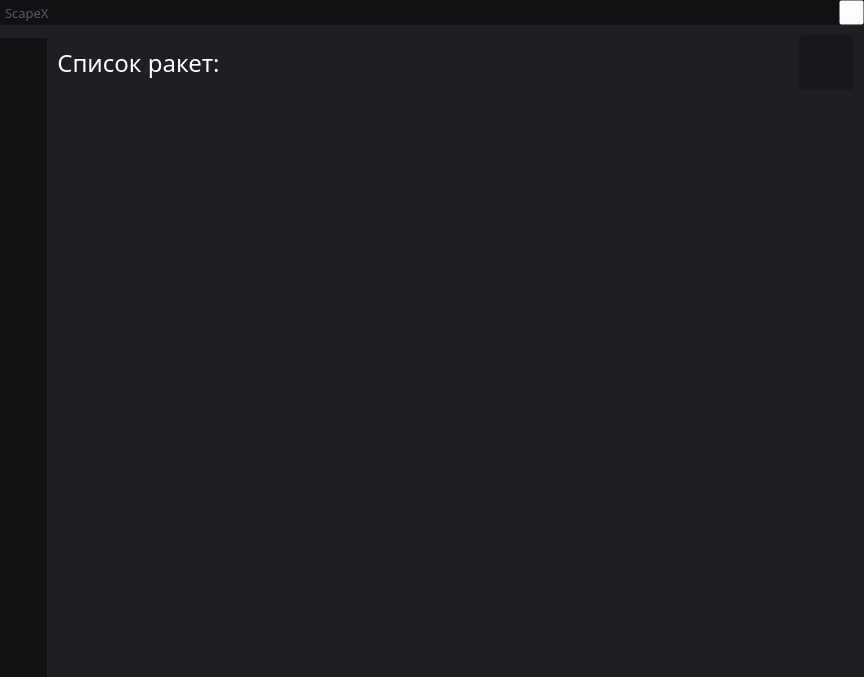
This is client/ui/data/main.ui in AziatkaVictor/space-x as Qt 5 draws it before an edit. The edited form follows.
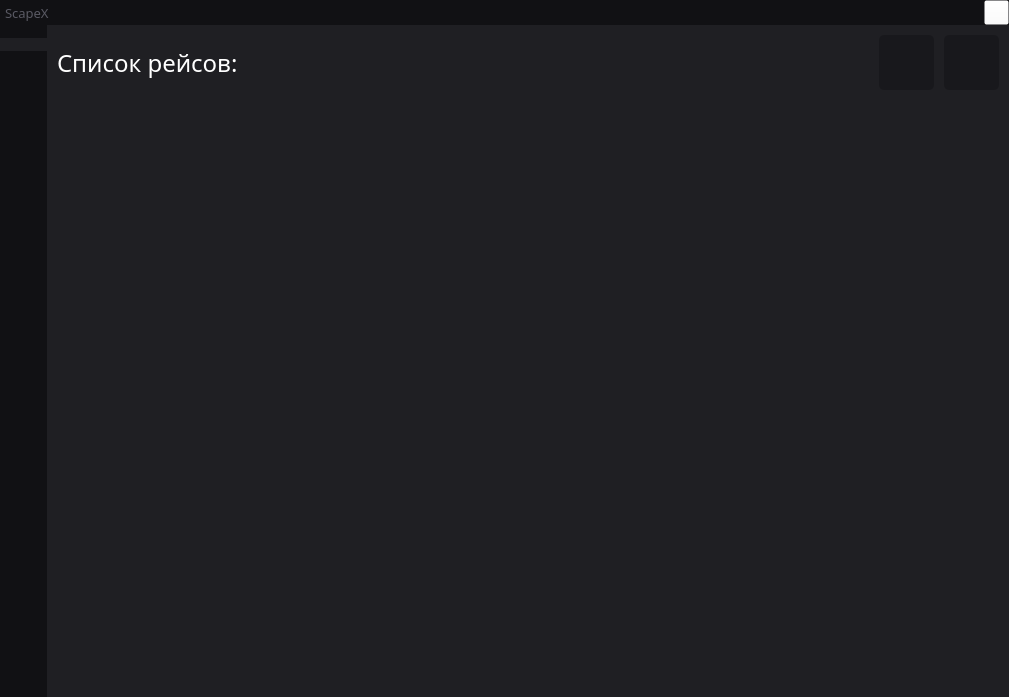
This is the edited form. Icons and pictures are not drawn. Custom widgets are drawn as their Qt base class.

Commit message: Create Dialog, Flights page and fixed bugs

```diff
--- a/client/ui/data/main.ui
+++ b/client/ui/data/main.ui
@@ -6,8 +6,8 @@
    <rect>
     <x>0</x>
     <y>0</y>
-    <width>864</width>
-    <height>677</height>
+    <width>1009</width>
+    <height>697</height>
    </rect>
   </property>
   <property name="font">
@@ -59,7 +59,7 @@
     background: #1f1f23;
 }
 
-#StartPage {
+#StartPage, #RequestsPage, #FlightsPage {
 	background: #1f1f23;
 }
 
@@ -72,11 +72,11 @@
 	border: 0px;
 }
 
-#StartPage_Top_Title {
+#StartPage_Top_Title, #RequestsPage_Top_Title, #FlightsPage_Top_Title {
 	color: #fff;
 }
 
-#StartPage_Top_Refresh {
+#StartPage_Top_Refresh, #RequestsPage_Top_Refresh, #FlightsPage_Top_Refresh, #FlightsPage_Top_Create {
 	background: #18181c;
 	border: 0px;
 	padding: 5px;
@@ -85,11 +85,32 @@
 	height: 45px;
 }
 
-#StartPage_List_Content {
+#StartPage_List_Content, #RequestsPage_List_Content, #FlightsPage_List_Content {
 	background: #1f1f23;
 	border: 0px;
 }
 
+QScrollBar:vertical {
+    background: #1f1f23;
+	margin: 7px 7px 5px 0px;
+}
+
+QScrollBar::handle:vertical {
+	border-radius: 6px;
+    background: #18181c;
+    min-width: 20px;
+}
+
+QScrollBar::add-line:vertical, QScrollBar::sub-line:vertical {
+    border: 0px;
+    background: none;
+}
+
+QScrollBar::add-page:vertical, QScrollBar::sub-page:vertical {
+	border: 0px;
+    background: none;
+}
+
 QScrollBar:horizontal {
     background: #1f1f23;
 	margin: 5px 7px;
@@ -289,7 +310,7 @@
          <enum>QTabWidget::West</enum>
         </property>
         <property name="currentIndex">
-         <number>0</number>
+         <number>1</number>
         </property>
         <property name="iconSize">
          <size>
@@ -474,6 +495,162 @@
           </item>
          </layout>
         </widget>
+        <widget class="QWidget" name="FlightsPage">
+         <attribute name="icon">
+          <iconset>
+           <normaloff>../img/flights-icon.png</normaloff>../img/flights-icon.png</iconset>
+         </attribute>
+         <attribute name="title">
+          <string/>
+         </attribute>
+         <layout class="QVBoxLayout" name="verticalLayout_4">
+          <property name="spacing">
+           <number>6</number>
+          </property>
+          <property name="leftMargin">
+           <number>0</number>
+          </property>
+          <property name="topMargin">
+           <number>0</number>
+          </property>
+          <property name="rightMargin">
+           <number>0</number>
+          </property>
+          <property name="bottomMargin">
+           <number>0</number>
+          </property>
+          <item>
+           <widget class="QWidget" name="FlightsPage_Top" native="true">
+            <property name="minimumSize">
+             <size>
+              <width>0</width>
+              <height>0</height>
+             </size>
+            </property>
+            <layout class="QHBoxLayout" name="horizontalLayout_6">
+             <property name="spacing">
+              <number>0</number>
+             </property>
+             <property name="leftMargin">
+              <number>10</number>
+             </property>
+             <property name="topMargin">
+              <number>10</number>
+             </property>
+             <property name="rightMargin">
+              <number>10</number>
+             </property>
+             <property name="bottomMargin">
+              <number>0</number>
+             </property>
+             <item>
+              <widget class="QLabel" name="FlightsPage_Top_Title">
+               <property name="font">
+                <font>
+                 <family>Montserrat Light</family>
+                 <pointsize>18</pointsize>
+                </font>
+               </property>
+               <property name="text">
+                <string>Список рейсов:</string>
+               </property>
+              </widget>
+             </item>
+             <item>
+              <spacer name="horizontalSpacer">
+               <property name="orientation">
+                <enum>Qt::Horizontal</enum>
+               </property>
+               <property name="sizeHint" stdset="0">
+                <size>
+                 <width>40</width>
+                 <height>20</height>
+                </size>
+               </property>
+              </spacer>
+             </item>
+             <item>
+              <widget class="QPushButton" name="FlightsPage_Top_Create">
+               <property name="styleSheet">
+                <string notr="true">margin-right: 10px;</string>
+               </property>
+               <property name="text">
+                <string/>
+               </property>
+               <property name="icon">
+                <iconset>
+                 <normaloff>../img/create-icon.png</normaloff>../img/create-icon.png</iconset>
+               </property>
+               <property name="iconSize">
+                <size>
+                 <width>32</width>
+                 <height>32</height>
+                </size>
+               </property>
+              </widget>
+             </item>
+             <item>
+              <widget class="QPushButton" name="FlightsPage_Top_Refresh">
+               <property name="cursor">
+                <cursorShape>PointingHandCursor</cursorShape>
+               </property>
+               <property name="text">
+                <string/>
+               </property>
+               <property name="icon">
+                <iconset>
+                 <normaloff>../img/refresh-icon.png</normaloff>../img/refresh-icon.png</iconset>
+               </property>
+               <property name="iconSize">
+                <size>
+                 <width>32</width>
+                 <height>32</height>
+                </size>
+               </property>
+              </widget>
+             </item>
+            </layout>
+           </widget>
+          </item>
+          <item>
+           <widget class="QScrollArea" name="FlightsPage_List">
+            <property name="frameShape">
+             <enum>QFrame::NoFrame</enum>
+            </property>
+            <property name="widgetResizable">
+             <bool>true</bool>
+            </property>
+            <widget class="QWidget" name="FlightsPage_List_Content">
+             <property name="geometry">
+              <rect>
+               <x>0</x>
+               <y>0</y>
+               <width>947</width>
+               <height>601</height>
+              </rect>
+             </property>
+             <layout class="QVBoxLayout" name="verticalLayout_5">
+              <property name="spacing">
+               <number>5</number>
+              </property>
+              <property name="leftMargin">
+               <number>5</number>
+              </property>
+              <property name="topMargin">
+               <number>5</number>
+              </property>
+              <property name="rightMargin">
+               <number>5</number>
+              </property>
+              <property name="bottomMargin">
+               <number>5</number>
+              </property>
+             </layout>
+            </widget>
+           </widget>
+          </item>
+         </layout>
+        </widget>
         <widget class="QWidget" name="RequestsPage">
          <attribute name="icon">
           <iconset>
```
Left out of the diff: 119 changed lines with no effect on the pictures. The commit also changes 13 other files.
